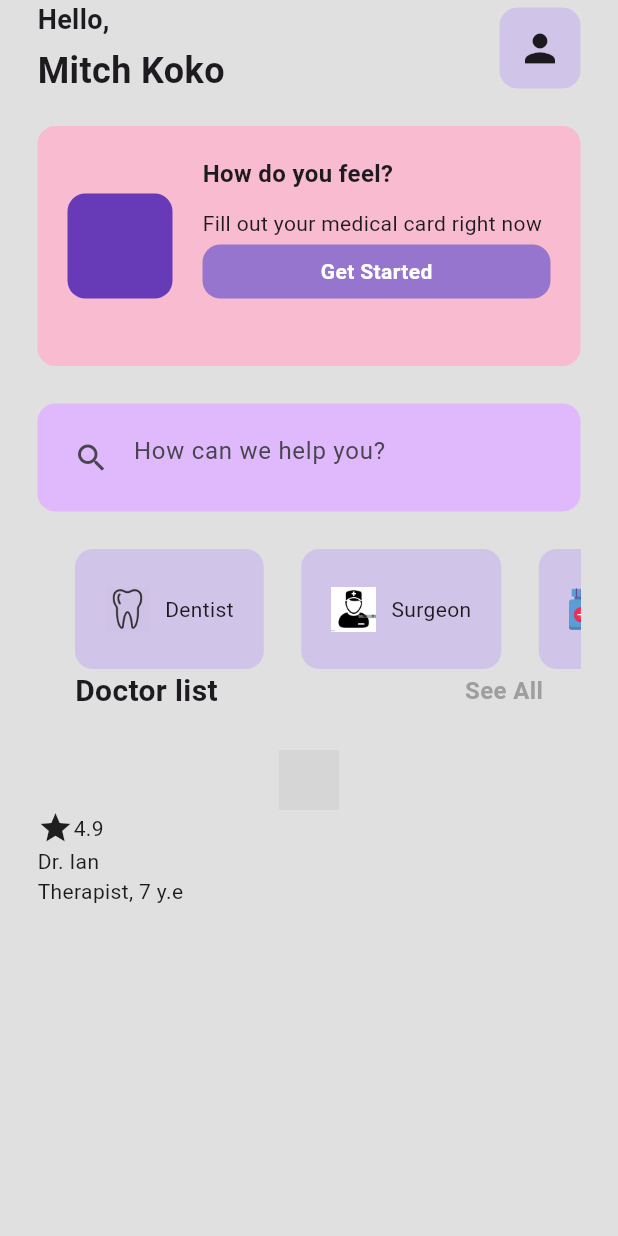
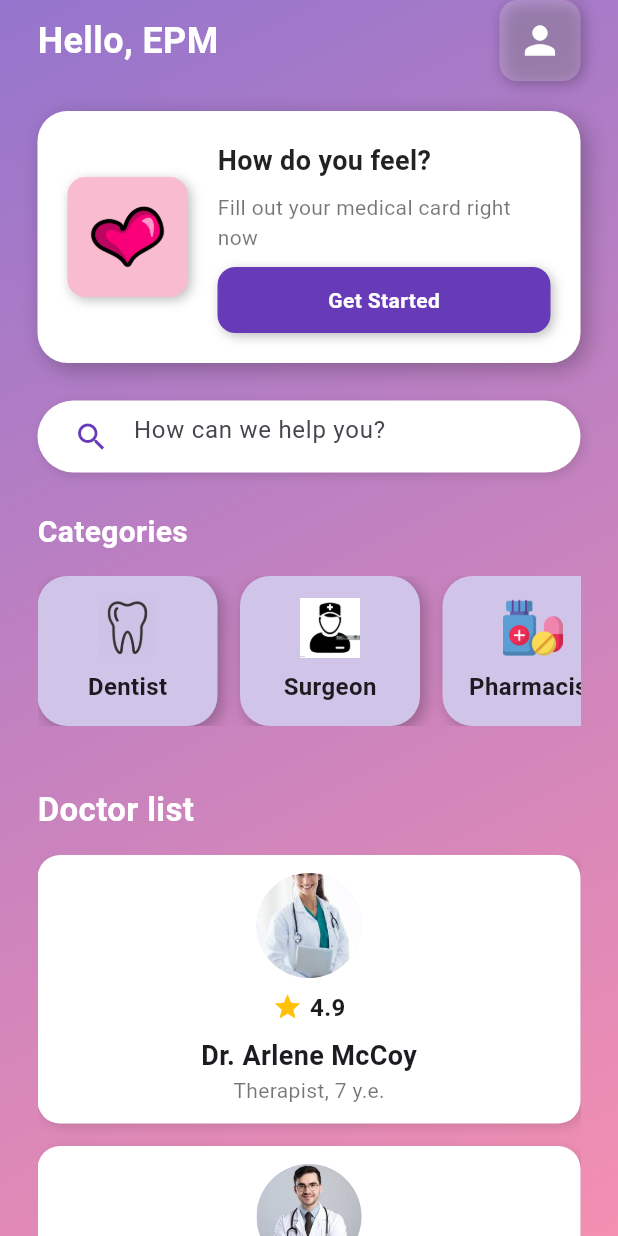
Before and after one commit to Esteban0550/medicalappui, a Flutter app: the screen it shows after launch, on a phone screen of 412 x 824 dp. Run offline on Flutter 3.47's test engine with Material 3 defaults, Android fonts, the phone set to English and light mode, and no system bars; grey boxes are pictures that could not be loaded.

Commit message:
FINISHED CODE

```diff
--- a/lib/pages/home_page.dart
+++ b/lib/pages/home_page.dart
@@ -11,72 +11,95 @@ class _HomePageState extends State<HomePage> {
   @override
   Widget build(BuildContext context) {
     return Scaffold(
-      backgroundColor: Colors.grey[300], // Fondo gris claro
-      body: SafeArea(
+      body: Container(
+        decoration: BoxDecoration(
+          gradient: LinearGradient(
+            colors: [Colors.deepPurple[300]!, Colors.pink[200]!],
+            begin: Alignment.topLeft,
+            end: Alignment.bottomRight,
+          ),
+        ),
+        child: SafeArea(
           child: Padding(
             padding: const EdgeInsets.symmetric(horizontal: 25.0),
             child: Column(
               crossAxisAlignment: CrossAxisAlignment.start,
               children: [
-              // App Bar (Nombre + Ícono de perfil)
+                // App Bar
                 Row(
                   mainAxisAlignment: MainAxisAlignment.spaceBetween,
                   children: [
-                  // Nombre
-                  Column(
-                    crossAxisAlignment: CrossAxisAlignment.start,
-                    children: [
                     Text(
-                        'Hello,',
-                        style: TextStyle(
-                          fontWeight: FontWeight.bold,
-                          fontSize: 18,
-                        ),
-                      ),
-                      SizedBox(height: 4),
-                      Text(
-                        'Mitch Koko',
+                      'Hello, EPM',
                       style: TextStyle(
                         fontWeight: FontWeight.bold,
                         fontSize: 24,
+                        color: Colors.white,
                       ),
+                    ),
+                    Container(
+                      padding: const EdgeInsets.all(12),
+                      decoration: BoxDecoration(
+                        color: Colors.white.withOpacity(0.2),
+                        borderRadius: BorderRadius.circular(12),
+                        boxShadow: [
+                          BoxShadow(
+                            color: Colors.black26,
+                            blurRadius: 8,
+                            offset: Offset(2, 2),
                           ),
                         ],
                       ),
-                  // Ícono de perfil
-                  Container(
-                    padding: const EdgeInsets.all(12),
-                    decoration: BoxDecoration(
-                      color: Colors.deepPurple[100],
-                      borderRadius: BorderRadius.circular(12),
-                    ),
-                    child: const Icon(Icons.person, size: 30),
+                      child: const Icon(Icons.person, size: 30, color: Colors.white),
                     ),
                   ],
                 ),
-              SizedBox(height: 20), // Espaciado entre la barra superior y el card
+                SizedBox(height: 20),
 
-              // Cómo te sientes (Tarjeta rosada)
+                // Tarjeta "How do you feel?"
                 Container(
                   width: double.infinity,
                   padding: const EdgeInsets.all(20),
                   decoration: BoxDecoration(
-                  color: Colors.pink[100], // Fondo rosa
-                  borderRadius: BorderRadius.circular(12),
+                    color: Colors.white,
+                    borderRadius: BorderRadius.circular(20),
+                    boxShadow: [
+                      BoxShadow(
+                        color: Colors.black26,
+                        blurRadius: 12,
+                        offset: Offset(4, 4),
+                      ),
+                    ],
                   ),
                   child: Row(
                     children: [
-                    // Animación (Cuadrado morado)
+                      // Imagen del corazón
                       Container(
-                      height: 70,
-                      width: 70,
+                        height: 80,
+                        width: 80,
                         decoration: BoxDecoration(
-                        color: Colors.deepPurple, // Morado
                           borderRadius: BorderRadius.circular(12),
+                          color: Colors.pink[100],
+                          boxShadow: [
+                            BoxShadow(
+                              color: Colors.black26,
+                              blurRadius: 6,
+                              offset: Offset(2, 2),
+                            ),
+                          ],
+                        ),
+                        child: Padding(
+                          padding: const EdgeInsets.all(10),
+                          child:
+                            Image.asset("assets/image/Corazon.png"),
+
+
                           ),
                         ),
-                    SizedBox(width: 20), // Espaciado entre imagen y texto
-                    // Textos
+
+                      SizedBox(width: 20),
+
+                      // Texto y botón
                       Expanded(
                         child: Column(
                           crossAxisAlignment: CrossAxisAlignment.start,
@@ -84,21 +107,34 @@ class _HomePageState extends State<HomePage> {
                             Text(
                               "How do you feel?",
                               style: TextStyle(
-                              fontSize: 16,
+                                fontSize: 18,
                                 fontWeight: FontWeight.bold,
+                                color: Colors.black87,
                               ),
                             ),
-                          SizedBox(height: 12),
+                            SizedBox(height: 8),
                             Text(
                               "Fill out your medical card right now",
-                            style: TextStyle(fontSize: 14),
+                              style: TextStyle(fontSize: 14, color: Colors.black54),
                             ),
-                          SizedBox(height: 4),
-                          Container(
-                            padding: EdgeInsets.all(8),
+                            SizedBox(height: 10),
+                            GestureDetector(
+                              onTap: () {
+                                // Acción cuando se presiona
+                              },
+                              child: AnimatedContainer(
+                                duration: Duration(milliseconds: 300),
+                                padding: EdgeInsets.all(12),
                                 decoration: BoxDecoration(
-                              color: Colors.deepPurple[300],
+                                  color: Colors.deepPurple,
                                   borderRadius: BorderRadius.circular(12),
+                                  boxShadow: [
+                                    BoxShadow(
+                                      color: Colors.black26,
+                                      blurRadius: 6,
+                                      offset: Offset(2, 2),
+                                    ),
+                                  ],
                                 ),
                                 child: Center(
                                   child: Text(
@@ -111,107 +147,109 @@ class _HomePageState extends State<HomePage> {
                                   ),
                                 ),
                               ),
-                          SizedBox(height: 25), // Espaciado entre botones
+                            ),
                           ],
                         ),
                       ),
                     ],
                   ),
                 ),
+                SizedBox(height: 25),
 
-              SizedBox(height: 25), // Espaciado entre las tarjetas
-
-              // Search bar
+                // Search bar mejorada
                 Container(
-                padding: EdgeInsets.all(12),
+                  padding: EdgeInsets.symmetric(horizontal: 12),
                   decoration: BoxDecoration(
-                  color: const Color.fromARGB(255, 223, 185, 252),
-                  borderRadius: BorderRadius.circular(12),
+                    color: Colors.white,
+                    borderRadius: BorderRadius.circular(25),
+                    boxShadow: [
+                      BoxShadow(
+                        color: Colors.black12,
+                        blurRadius: 6,
+                        offset: Offset(2, 2),
+                      ),
+                    ],
                   ),
                   child: TextField(
                     decoration: InputDecoration(
-                    prefixIcon: Icon(Icons.search),
+                      prefixIcon: Icon(Icons.search, color: Colors.deepPurple),
                       border: InputBorder.none,
                       hintText: "How can we help you?",
                     ),
                   ),
                 ),
-              SizedBox(height: 25), // Espaciado entre la barra inferior y el pie
+                SizedBox(height: 25),
 
-              // Horizontal list -> Categorías: Dentist, Surgeon, etc.
+                // Sección de Categorías con barra desplazable
+                Text(
+                  "Categories",
+                  style: TextStyle(
+                    fontSize: 20,
+                    fontWeight: FontWeight.bold,
+                    color: Colors.white,
+                  ),
+                ),
+                SizedBox(height: 15),
                 Container(
-                height: 80,
+                  height: 100,
                   child: ListView(
-                  scrollDirection: Axis.horizontal, // Permite desplazamiento horizontal
+                    scrollDirection: Axis.horizontal,
                     children: const [
                       CategoryCard(
                         categoryName: "Dentist",
-                      iconImagePath: 'assets/icons/tooth.png', // Icono de dentista
+                        iconImagePath: 'assets/icons/tooth.png',
                       ),
                       CategoryCard(
                         categoryName: "Surgeon",
-                      iconImagePath: 'assets/icons/surgeon.jpg', // Icono de cirujano
+                        iconImagePath: 'assets/icons/surgeon.jpg',
                       ),
                       CategoryCard(
                         categoryName: "Pharmacist",
-                      iconImagePath: 'assets/icons/medicine.png', // Icono de farmacéutico
+                        iconImagePath: 'assets/icons/medicine.png',
                       ),
                     ],
                   ),
                 ),
+                SizedBox(height: 25),
 
-              // Doctor list (Texto debajo de la lista horizontal)
+                // Lista de doctores con efecto 3D
                 Padding(
-                padding: const EdgeInsets.symmetric(horizontal: 25.0),
-                child: Row(
-                  mainAxisAlignment: MainAxisAlignment.spaceBetween,
-                  children: const [
-                    Text(
+                  padding: const EdgeInsets.symmetric(vertical: 15.0),
+                  child: Text(
                     "Doctor list",
                     style: TextStyle(
-                        fontSize: 20,
+                      fontSize: 22,
                       fontWeight: FontWeight.bold,
+                      color: Colors.white,
                     ),
                   ),
-                    Text(
-                      "See All",
-                      style: TextStyle(
-                        fontSize: 16,
-                        fontWeight: FontWeight.bold,
-                        color: Colors.grey,
+                ),
+                Expanded(
+                  child: ListView(
+                    children: [
+                      DoctorCard(
+                        imagePath: "assets/image/doctor1.jpeg",
+                        name: "Dr. Arlene McCoy",
+                        title: "Therapist, 7 y.e.",
+                        rating: 4.9,
+                      ),
+                      DoctorCard(
+                        imagePath: "assets/image/doctor2.jpeg",
+                        name: "Dr. Ian",
+                        title: "Cardiologist, 10 y.e.",
+                        rating: 4.7,
+                      ),
+                      DoctorCard(
+                        imagePath: "assets/image/doctor3.jpg",
+                        name: "Dr. Fernely",
+                        title: "Gynecologist, 9 y.e.",
+                        rating: 4.8,
+                      ),
+                    ],
                   ),
                 ),
               ],
             ),
-              ),
-              SizedBox(height: 25), // Espaciado entre la lista horizontal y los doctores
-
-              Container(
-                child: Column(
-                  children: [
-                    // picture of doctor
-                    Image.asset(
-                     " assets/image/doctor1.jpeg",
-                      height: 40,
-                    ), // Image.asset
-
-                    // rating out of 5
-                    Row(
-                      children: [
-                        Icon(Icons.star),
-                        Text("4.9"),
-                      ],
-                    ),
-                  ],
-                ),
-              ),
-              // doctor name
-              Text("Dr. Ian"),
-
-              // doctor title
-              Text("Therapist, 7 y.e"),
-
-            ],
           ),
         ),
       ),
@@ -219,7 +257,7 @@ class _HomePageState extends State<HomePage> {
   }
 }
 
-// Clase CategoryCard corregida para que funcione correctamente
+// Tarjeta de Categoría
 class CategoryCard extends StatelessWidget {
   final String iconImagePath;
   final String categoryName;
@@ -233,24 +271,99 @@ class CategoryCard extends StatelessWidget {
   @override
   Widget build(BuildContext context) {
     return Padding(
-      padding: const EdgeInsets.only(left: 25.0), // Espaciado izquierdo
+      padding: const EdgeInsets.only(right: 15.0),
       child: Container(
-        padding: EdgeInsets.all(20),
+        width: 120,
+        padding: EdgeInsets.symmetric(vertical: 12),
         decoration: BoxDecoration(
           color: Colors.deepPurple[100],
-          borderRadius: BorderRadius.circular(12), // Bordes redondeados
+          borderRadius: BorderRadius.circular(20),
+          boxShadow: [
+            BoxShadow(
+              color: Colors.black26,
+              blurRadius: 8,
+              offset: Offset(3, 3),
             ),
-        child: Row(
+          ],
+        ),
+        child: Column(
+          mainAxisAlignment: MainAxisAlignment.center,
           children: [
-            Image.asset(
-              iconImagePath,
-              height: 30,
+            Image.asset(iconImagePath,
+                height: 40, width: 40, fit: BoxFit.contain),
+            SizedBox(height: 8),
+            Text(
+              categoryName,
+              style: TextStyle(fontWeight: FontWeight.bold, fontSize: 16),
             ),
-            SizedBox(width: 10), // Espaciado entre imagen y texto
-            Text(categoryName),
           ],
         ),
       ),
     );
   }
 }
+
+// Tarjeta de Doctor con efecto 3D
+class DoctorCard extends StatelessWidget {
+  final String imagePath;
+  final String name;
+  final String title;
+  final double rating;
+
+  const DoctorCard({
+    super.key,
+    required this.imagePath,
+    required this.name,
+    required this.title,
+    required this.rating,
+  });
+
+  @override
+  Widget build(BuildContext context) {
+    return Container(
+      margin: EdgeInsets.only(bottom: 15),
+      padding: EdgeInsets.all(12),
+      decoration: BoxDecoration(
+        color: Colors.white,
+        borderRadius: BorderRadius.circular(15),
+        boxShadow: [
+          BoxShadow(
+            color: Colors.black12,
+            blurRadius: 6,
+            offset: Offset(2, 2),
+          ),
+        ],
+      ),
+      child: Column(
+        crossAxisAlignment: CrossAxisAlignment.center,
+        children: [
+          CircleAvatar(
+            radius: 35,
+            backgroundImage: AssetImage(imagePath),
+          ),
+          SizedBox(height: 8),
+          Row(
+            mainAxisSize: MainAxisSize.min,
+            children: [
+              Icon(Icons.star, color: Colors.amber, size: 20),
+              SizedBox(width: 5),
+              Text(
+                rating.toString(),
+                style: TextStyle(fontWeight: FontWeight.bold, fontSize: 16),
+              ),
+            ],
+          ),
+          SizedBox(height: 8),
+          Text(
+            name,
+            style: TextStyle(fontWeight: FontWeight.bold, fontSize: 18),
+          ),
+          Text(
+            title,
+            style: TextStyle(fontSize: 14, color: Colors.black54),
+          ),
+        ],
+      ),
+    );
+  }
+}
--- a/pubspec.yaml
+++ b/pubspec.yaml
@@ -11,6 +11,7 @@ dependencies:
   flutter:
     sdk: flutter
   cupertino_icons: ^1.0.8
+  lottie: ^1.2.2
 
 dev_dependencies:
   flutter_test:
@@ -26,3 +27,5 @@ flutter:
     - assets/image/doctor1.jpeg
     - assets/image/doctor2.jpeg
     - assets/image/doctor3.jpg
+    - assets/image/DPDWzaUxBu.gif
+    - assets/image/Corazon.png
```
Also changed, not shown: assets/image/Corazon.png (added), assets/image/DPDWzaUxBu.gif (added), pubspec.lock. Lines whose indentation alone changed are shown as unchanged.
